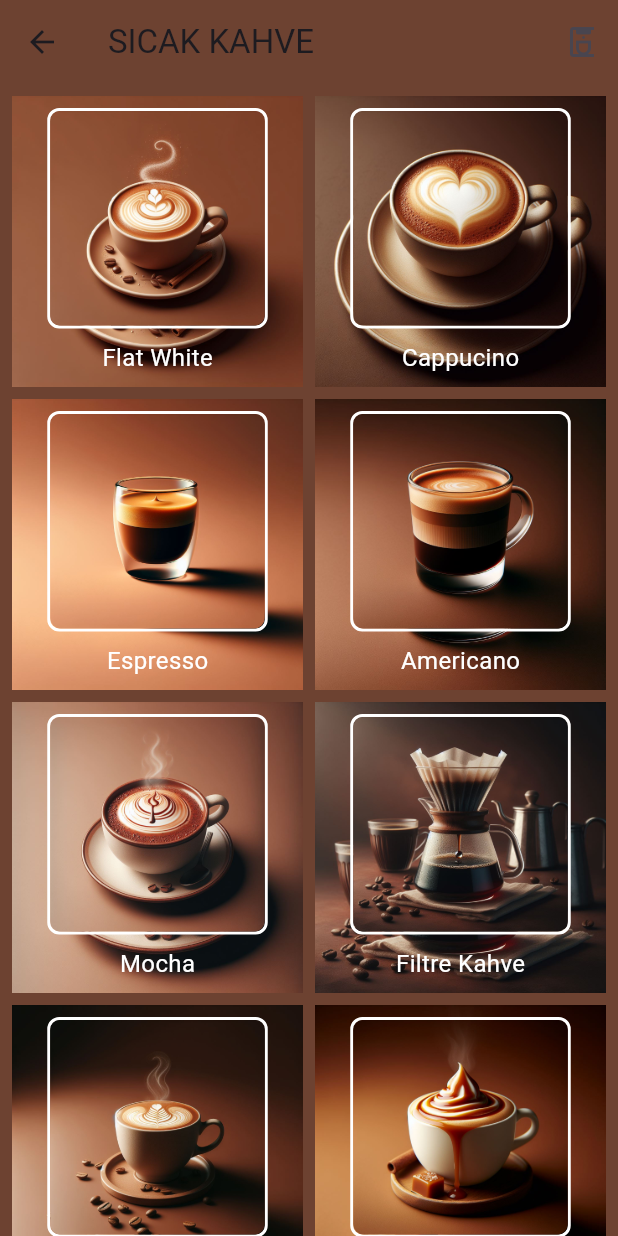
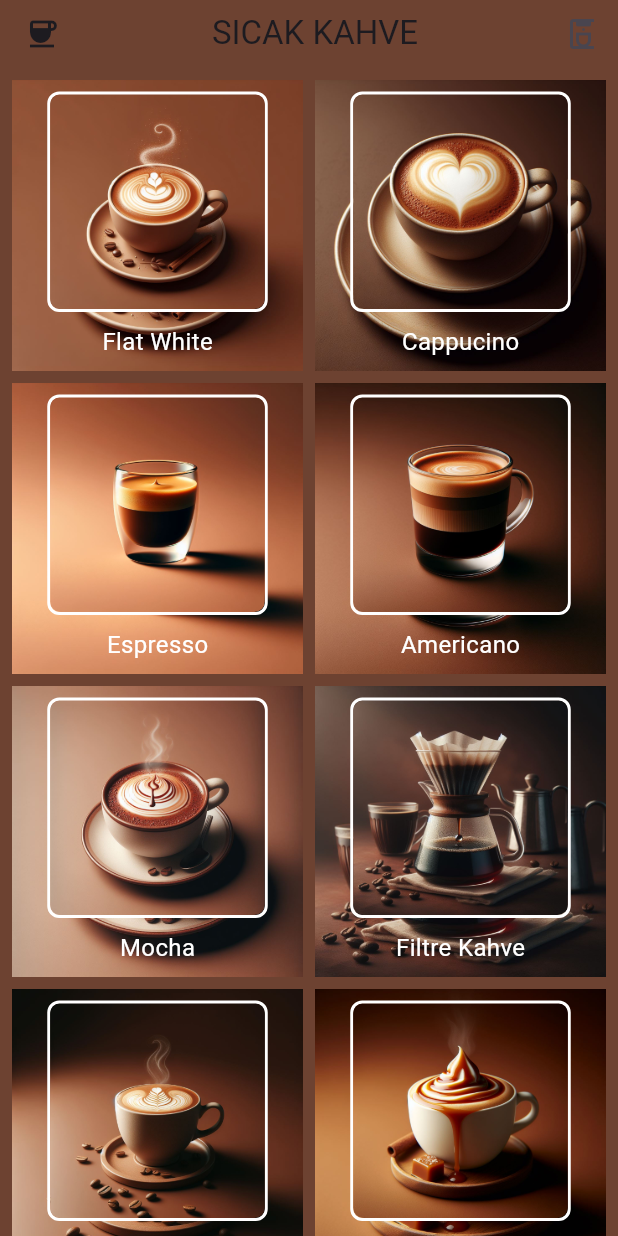
Before and after one commit to tugberkerin/coffee1, a Flutter app: the Sicak screen opened directly, on a phone screen of 412 x 824 dp. Run offline on Flutter 3.47's test engine with Material 3 defaults, Android fonts, the phone set to English and light mode, and no system bars; our stand-ins replace device_preview.

Commit message:
appbar iconlar güncellendi

```diff
--- a/lib/pages/FavoriTarifler.dart
+++ b/lib/pages/FavoriTarifler.dart
@@ -2,6 +2,8 @@ import 'package:coffee/pages/sicak_soguk.dart';
 
 class FavoriTarifler {
   static List<KahveTarifi> _favoriTarifler = [];
+
+  FavoriTarifler(List<KahveTarifi> favoriTarifler);
 
   static List<KahveTarifi> get favoriTarifler => _favoriTarifler;
 
--- a/lib/pages/sicak_soguk.dart
+++ b/lib/pages/sicak_soguk.dart
@@ -70,8 +70,14 @@ class Sicak extends StatelessWidget {
     return Scaffold(
       backgroundColor: const Color.fromARGB(255, 109, 66, 49),
       appBar: AppBar(
-        title: Text('SICAK KAHVE'),
+        title: Center(child: Text('SICAK KAHVE')),
         backgroundColor: const Color.fromARGB(255, 109, 66, 49),
+        leading: IconButton(
+          icon: Icon(Icons.coffee),
+          onPressed: () {
+            Navigator.pop(context); // Geri dönüş işlemi
+          },
+        ),
         actions: <Widget>[
           IconButton(
             icon: Icon(Icons.coffee_maker_outlined),
@@ -94,6 +100,7 @@ class Sicak extends StatelessWidget {
             },
           ),
         ],
+        toolbarHeight: 45.0,
       ),
       body: GridView.builder(
         padding: EdgeInsets.all(8.0),
@@ -318,7 +325,7 @@ Hazırlanışı:
     return Scaffold(
       backgroundColor: const Color.fromARGB(255, 109, 66, 49),
       appBar: AppBar(
-        title: Text('SOĞUK KAHVE'),
+        title: Center(child: Text('SOĞUK KAHVE')),
         backgroundColor: const Color.fromARGB(255, 109, 66, 49),
         actions: <Widget>[
           IconButton(
```
Also changed, not shown: lib/pages/KahveTarifiSayfasi.dart (+7 -1 lines).
